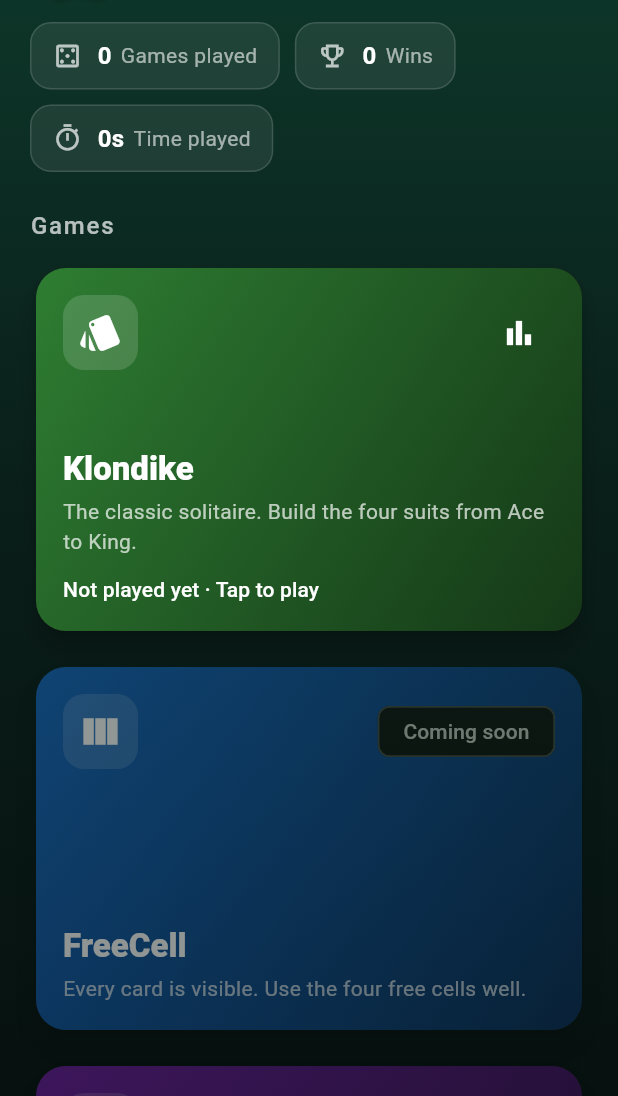
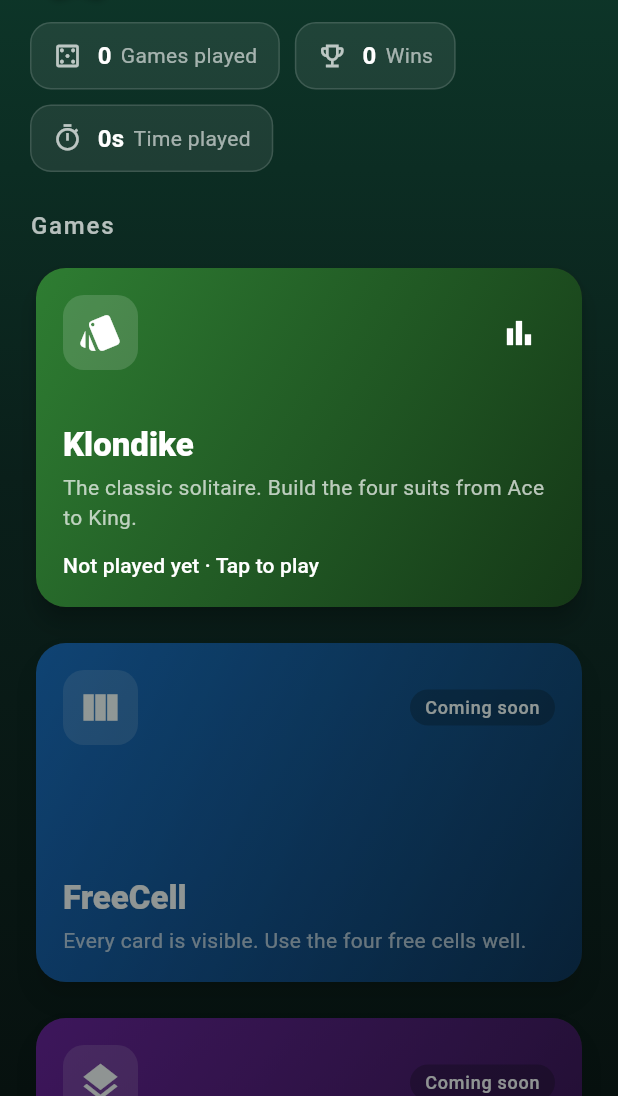
Before and after one commit to NicolasFrouin/AllForGames, a Flutter app: the screen it shows after launch, on a phone screen of 412 x 824 dp, the part 140-1236 px from its top. Run offline on Flutter 3.47's test engine with Material 3 defaults, Android fonts, the phone set to English and light mode, and no system bars; our stand-ins replace go_router, material_ui, shared_preferences.

Commit message:
fix(hub): keep game tiles readable at any text size
Grid rows now take the height of their tallest tile instead of a fixed
height, so tiles no longer overflow with small or very large system
fonts, and the 'Coming soon' label shrinks on narrow phones. The small
screen test now lays out every tile at text scales 0.85 to 2.

```diff
--- a/lib/hub/hub_screen.dart
+++ b/lib/hub/hub_screen.dart
@@ -1,3 +1,5 @@
+import 'dart:math';
+
 import 'package:go_router/go_router.dart';
 import 'package:material_ui/material_ui.dart';
 
@@ -54,25 +56,15 @@ class HubScreen extends StatelessWidget {
                     ),
                     SliverPadding(
                       padding: const EdgeInsets.fromLTRB(20, 4, 20, 32),
-                      sliver: SliverGrid.builder(
-                        gridDelegate: SliverGridDelegateWithMaxCrossAxisExtent(
-                          maxCrossAxisExtent: 360,
-                          // Grows with the user's font size. Room for every
-                          // line, the continue line too.
-                          mainAxisExtent: MediaQuery.textScalerOf(context)
-                              .scale(250),
-                          mainAxisSpacing: 16,
-                          crossAxisSpacing: 16,
-                        ),
-                        itemCount: gameCatalog.length,
-                        itemBuilder: (context, index) {
-                          final game = gameCatalog[index];
-                          return GameTile(
+                      sliver: _GameGrid(
+                        tiles: [
+                          for (final game in gameCatalog)
+                            GameTile(
                               game: game,
                               stats: stores.stats.statsFor(game.id),
                               saved: stores.saves[game.id],
-                          );
-                        },
+                            ),
+                        ],
                       ),
                     ),
                   ],
@@ -82,6 +74,45 @@ class HubScreen extends StatelessWidget {
           ),
         ),
       ),
+    );
+  }
+}
+
+/// A grid where each row is as tall as its tallest tile, so no text size
+/// can overflow a tile.
+class _GameGrid extends StatelessWidget {
+  const _GameGrid({required this.tiles});
+
+  final List<Widget> tiles;
+
+  static const _maxTileWidth = 360.0;
+  static const _spacing = 16.0;
+
+  @override
+  Widget build(BuildContext context) {
+    return SliverLayoutBuilder(
+      builder: (context, constraints) {
+        final columns = max(
+          1,
+          (constraints.crossAxisExtent / (_maxTileWidth + _spacing)).ceil(),
+        );
+        return SliverList.separated(
+          itemCount: (tiles.length / columns).ceil(),
+          separatorBuilder: (context, _) => const SizedBox(height: _spacing),
+          itemBuilder: (context, row) => IntrinsicHeight(
+            child: Row(
+              crossAxisAlignment: CrossAxisAlignment.stretch,
+              spacing: _spacing,
+              children: [
+                for (var i = row * columns; i < (row + 1) * columns; i++)
+                  Expanded(
+                    child: i < tiles.length ? tiles[i] : const SizedBox(),
+                  ),
+              ],
+            ),
+          ),
+        );
+      },
     );
   }
 }
@@ -275,10 +306,14 @@ class GameTile extends StatelessWidget {
               ),
             ),
             padding: const EdgeInsets.all(18),
+            child: ConstrainedBox(
+              constraints: const BoxConstraints(minHeight: 190),
               child: Column(
                 crossAxisAlignment: CrossAxisAlignment.start,
                 children: [
                   Row(
+                    mainAxisAlignment: MainAxisAlignment.spaceBetween,
+                    spacing: 12,
                     children: [
                       Container(
                         padding: const EdgeInsets.all(10),
@@ -288,7 +323,6 @@ class GameTile extends StatelessWidget {
                         ),
                         child: Icon(game.icon, color: Colors.white, size: 30),
                       ),
-                    const Spacer(),
                       if (game.isAvailable)
                         IconButton(
                           key: ValueKey('stats-${game.id}'),
@@ -298,9 +332,25 @@ class GameTile extends StatelessWidget {
                           icon: const Icon(Icons.bar_chart),
                         )
                       else
-                      const Chip(
-                        label: Text('Coming soon'),
-                        visualDensity: VisualDensity.compact,
+                        Flexible(
+                          child: Container(
+                            padding: const EdgeInsets.symmetric(
+                              horizontal: 10,
+                              vertical: 4,
+                            ),
+                            decoration: BoxDecoration(
+                              color: Colors.black26,
+                              borderRadius: BorderRadius.circular(999),
+                            ),
+                            child: Text(
+                              'Coming soon',
+                              maxLines: 1,
+                              overflow: TextOverflow.ellipsis,
+                              style: textTheme.labelMedium?.copyWith(
+                                color: Colors.white,
+                              ),
+                            ),
+                          ),
                         ),
                     ],
                   ),
@@ -317,7 +367,9 @@ class GameTile extends StatelessWidget {
                     game.tagline,
                     maxLines: 2,
                     overflow: TextOverflow.ellipsis,
-                  style: textTheme.bodyMedium?.copyWith(color: Colors.white70),
+                    style: textTheme.bodyMedium?.copyWith(
+                      color: Colors.white70,
+                    ),
                   ),
                   if (game.isAvailable) ...[
                     const SizedBox(height: 12),
@@ -351,10 +403,13 @@ class GameTile extends StatelessWidget {
                     Text(
                       _summary(stats),
                       key: ValueKey('summary-${game.id}'),
-                    style: textTheme.labelLarge?.copyWith(color: Colors.white),
+                      style: textTheme.labelLarge?.copyWith(
+                        color: Colors.white,
+                      ),
                     ),
                   ],
                 ],
+              ),
             ),
           ),
         ),
```
Also changed, not shown: 1 other file. Lines whose indentation alone changed are shown as unchanged.
